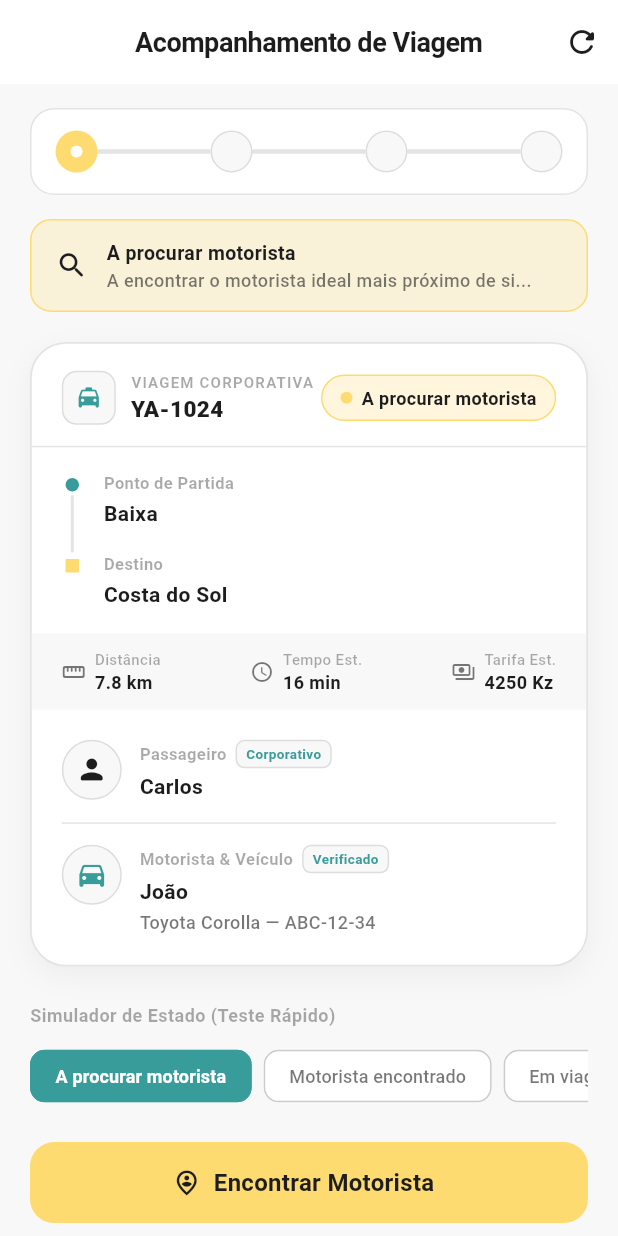
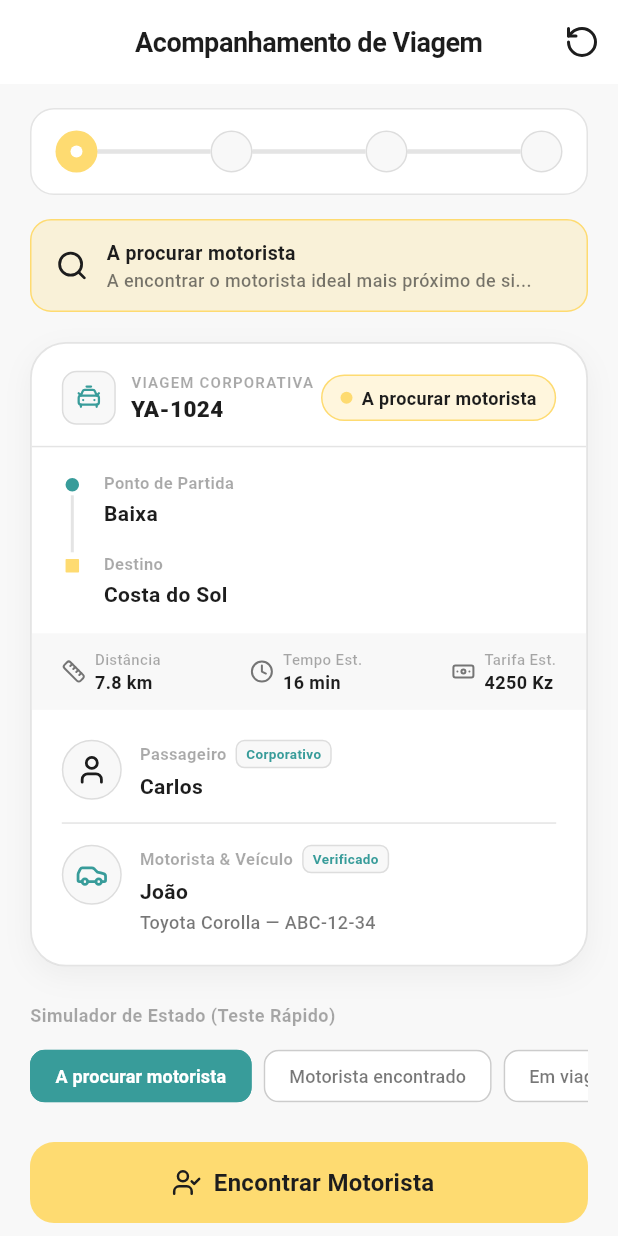
Before and after one commit to PauloTivane2/Ya_teste, a Flutter app: the screen it shows after launch, on a phone screen of 412 x 824 dp. Run offline on Flutter 3.47's test engine with Material 3 defaults, Android fonts, the phone set to English and light mode, and no system bars; our stand-ins replace lucide_icons_flutter.

Commit message:
feat: integracao de icones modernos com lucide_icons_flutter

```diff
--- a/lib/trip/screens/trip_screen.dart
+++ b/lib/trip/screens/trip_screen.dart
@@ -1,4 +1,5 @@
 import 'package:flutter/material.dart';
+import 'package:lucide_icons_flutter/lucide_icons.dart';
 import '../../core/constants/trip_status.dart';
 import '../../core/theme/app_colors.dart';
 import '../models/trip.dart';
@@ -62,15 +63,15 @@ class _TripScreenState extends State<TripScreen> {
   IconData _getStatusIcon(TripStatus status) {
     switch (status) {
       case TripStatus.searching:
-        return Icons.search_rounded;
+        return LucideIcons.search;
       case TripStatus.driverAssigned:
-        return Icons.directions_car_rounded;
+        return LucideIcons.car;
       case TripStatus.inProgress:
-        return Icons.navigation_rounded;
+        return LucideIcons.navigation;
       case TripStatus.completed:
-        return Icons.check_circle_rounded;
+        return LucideIcons.circleCheck;
       case TripStatus.cancelled:
-        return Icons.cancel_rounded;
+        return LucideIcons.circleX;
     }
   }
 
@@ -83,7 +84,7 @@ class _TripScreenState extends State<TripScreen> {
         actions: [
           IconButton(
             tooltip: 'Reiniciar dados da viagem',
-            icon: const Icon(Icons.refresh_rounded),
+            icon: const Icon(LucideIcons.rotateCcw),
             onPressed: () {
               setState(() {
                 _trip = Trip.mockInitial();
@@ -176,10 +177,10 @@ class _TripScreenState extends State<TripScreen> {
 
           if (isCancelled && isCurrent) {
             dotColor = AppColors.textPrimary;
-            icon = const Icon(Icons.close, size: 14, color: AppColors.bg);
+            icon = const Icon(LucideIcons.x, size: 14, color: AppColors.bg);
           } else if (isCompleted) {
             dotColor = AppColors.accentTeal;
-            icon = const Icon(Icons.check, size: 14, color: AppColors.bg);
+            icon = const Icon(LucideIcons.check, size: 14, color: AppColors.bg);
           } else if (isCurrent) {
             dotColor = AppColors.getStatusColor(stepStatus);
             icon = Container(
--- a/lib/trip/widgets/status_button.dart
+++ b/lib/trip/widgets/status_button.dart
@@ -1,4 +1,5 @@
 import 'package:flutter/material.dart';
+import 'package:lucide_icons_flutter/lucide_icons.dart';
 import '../../core/constants/trip_status.dart';
 import '../../core/theme/app_colors.dart';
 
@@ -24,14 +25,14 @@ class StatusButton extends StatelessWidget {
     IconData getActionIcon() {
       switch (currentStatus) {
         case TripStatus.searching:
-          return Icons.person_pin_circle_outlined;
+          return LucideIcons.userCheck;
         case TripStatus.driverAssigned:
-          return Icons.directions_car_filled_outlined;
+          return LucideIcons.car;
         case TripStatus.inProgress:
-          return Icons.check_circle_outline;
+          return LucideIcons.circleCheck;
         case TripStatus.completed:
         case TripStatus.cancelled:
-          return Icons.refresh_rounded;
+          return LucideIcons.rotateCcw;
       }
     }
 
@@ -98,7 +99,7 @@ class StatusButton extends StatelessWidget {
             onPressed: () {
               onStatusChanged(TripStatus.cancelled);
             },
-            icon: const Icon(Icons.close_rounded, size: 18, color: AppColors.textPrimary),
+            icon: const Icon(LucideIcons.x, size: 18, color: AppColors.textPrimary),
             label: const Text(
               'Cancelar Viagem',
               style: TextStyle(
@@ -121,7 +122,7 @@ class StatusButton extends StatelessWidget {
             onPressed: () {
               onStatusChanged(TripStatus.searching);
             },
-            icon: const Icon(Icons.restart_alt_rounded, size: 18),
+            icon: const Icon(LucideIcons.rotateCcw, size: 18),
             label: const Text('Tentar Novamente'),
             style: TextButton.styleFrom(
               foregroundColor: AppColors.accentTeal,
--- a/lib/trip/widgets/trip_card.dart
+++ b/lib/trip/widgets/trip_card.dart
@@ -1,4 +1,5 @@
 import 'package:flutter/material.dart';
+import 'package:lucide_icons_flutter/lucide_icons.dart';
 import '../../core/theme/app_colors.dart';
 import '../models/trip.dart';
 
@@ -53,7 +54,7 @@ class TripCard extends StatelessWidget {
                           border: Border.all(color: AppColors.border, width: 1),
                         ),
                         child: const Icon(
-                          Icons.local_taxi_rounded,
+                          LucideIcons.carTaxiFront,
                           size: 18,
                           color: AppColors.accentTeal,
                         ),
@@ -234,17 +235,17 @@ class TripCard extends StatelessWidget {
                 mainAxisAlignment: MainAxisAlignment.spaceBetween,
                 children: [
                   _InfoItem(
-                    icon: Icons.straighten_rounded,
+                    icon: LucideIcons.ruler,
                     label: 'Distância',
                     value: trip.distance,
                   ),
                   _InfoItem(
-                    icon: Icons.schedule_rounded,
+                    icon: LucideIcons.clock,
                     label: 'Tempo Est.',
                     value: trip.estimatedTime,
                   ),
                   _InfoItem(
-                    icon: Icons.payments_outlined,
+                    icon: LucideIcons.banknote,
                     label: 'Tarifa Est.',
                     value: '${trip.fare.toStringAsFixed(0)} Kz',
                   ),
@@ -259,7 +260,7 @@ class TripCard extends StatelessWidget {
                 children: [
                   // Passageiro
                   _DetailRow(
-                    avatarIcon: Icons.person_rounded,
+                    avatarIcon: LucideIcons.user,
                     avatarBgColor: AppColors.secondary,
                     avatarFgColor: AppColors.textPrimary,
                     title: 'Passageiro',
@@ -273,7 +274,7 @@ class TripCard extends StatelessWidget {
 
                   // Motorista e Veículo
                   _DetailRow(
-                    avatarIcon: Icons.directions_car_rounded,
+                    avatarIcon: LucideIcons.car,
                     avatarBgColor: AppColors.secondary,
                     avatarFgColor: AppColors.accentTeal,
                     title: 'Motorista & Veículo',
--- a/pubspec.yaml
+++ b/pubspec.yaml
@@ -34,6 +34,7 @@ dependencies:
   # The following adds the Cupertino Icons font to your application.
   # Use with the CupertinoIcons class for iOS style icons.
   cupertino_icons: ^1.0.8
+  lucide_icons_flutter: ^3.1.20
 
 dev_dependencies:
   flutter_test:
```
Also changed, not shown: pubspec.lock, 1 other file.
